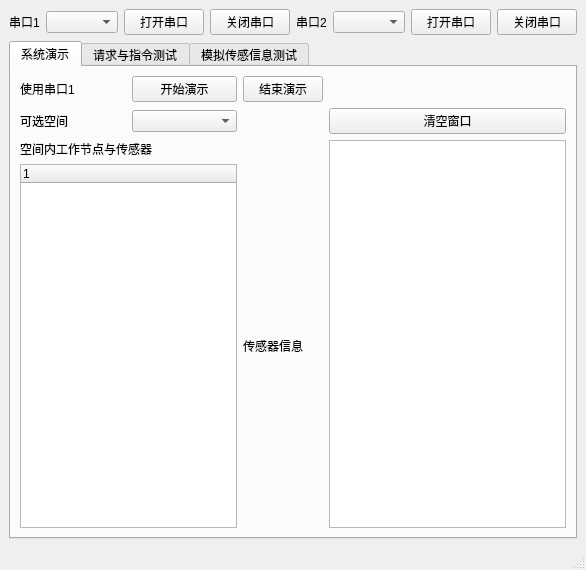
Above: untitled.ui from Goldensoap/HWSCS_GUI_TEST before the change. Below: the same form after it.
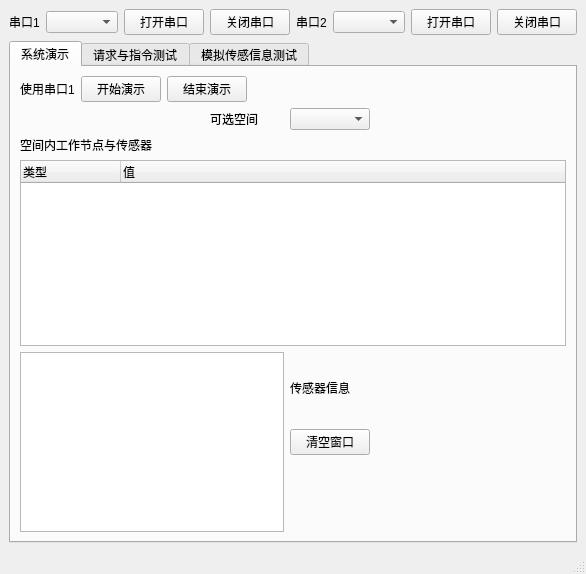
That is the form after the change.

Commit message: 修改UI，添加演示功能

What changed in the file:
```diff
--- a/untitled.ui
+++ b/untitled.ui
@@ -7,7 +7,7 @@
     <x>0</x>
     <y>0</y>
     <width>562</width>
-    <height>570</height>
+    <height>574</height>
    </rect>
   </property>
   <property name="windowTitle">
@@ -81,7 +81,54 @@
         <string>系统演示</string>
        </attribute>
        <layout class="QGridLayout" name="gridLayout_5">
-        <item row="0" column="2">
+        <item row="4" column="5">
+         <widget class="QLabel" name="label_23">
+          <property name="text">
+           <string>传感器信息</string>
+          </property>
+         </widget>
+        </item>
+        <item row="3" column="0" colspan="7">
+         <widget class="QTreeWidget" name="SpaceItemTree">
+          <property name="columnCount">
+           <number>2</number>
+          </property>
+          <column>
+           <property name="text">
+            <string>类型</string>
+           </property>
+          </column>
+          <column>
+           <property name="text">
+            <string>值</string>
+           </property>
+          </column>
+         </widget>
+        </item>
+        <item row="2" column="0" colspan="2">
+         <widget class="QLabel" name="label_22">
+          <property name="text">
+           <string>空间内工作节点与传感器</string>
+          </property>
+         </widget>
+        </item>
+        <item row="4" column="6">
+         <spacer name="horizontalSpacer_5">
+          <property name="orientation">
+           <enum>Qt::Horizontal</enum>
+          </property>
+          <property name="sizeHint" stdset="0">
+           <size>
+            <width>191</width>
+            <height>20</height>
+           </size>
+          </property>
+         </spacer>
+        </item>
+        <item row="4" column="0" rowspan="3" colspan="5">
+         <widget class="QTextBrowser" name="DemoDataBrowser"/>
+        </item>
+        <item row="0" column="2" colspan="2">
          <widget class="QPushButton" name="EndDemo">
           <property name="text">
            <string>结束演示</string>
@@ -95,33 +142,6 @@
           </property>
          </widget>
         </item>
-        <item row="3" column="0" colspan="2">
-         <widget class="QTreeWidget" name="SpaceItemTree"/>
-        </item>
-        <item row="1" column="1">
-         <widget class="QComboBox" name="SpaceBox"/>
-        </item>
-        <item row="2" column="0" colspan="2">
-         <widget class="QLabel" name="label_22">
-          <property name="text">
-           <string>空间内工作节点与传感器</string>
-          </property>
-         </widget>
-        </item>
-        <item row="1" column="0">
-         <widget class="QLabel" name="label_21">
-          <property name="text">
-           <string>可选空间</string>
-          </property>
-         </widget>
-        </item>
-        <item row="3" column="2">
-         <widget class="QLabel" name="label_23">
-          <property name="text">
-           <string>传感器信息</string>
-          </property>
-         </widget>
-        </item>
         <item row="0" column="1">
          <widget class="QPushButton" name="StartDemo">
           <property name="text">
@@ -129,16 +149,75 @@
           </property>
          </widget>
         </item>
-        <item row="2" column="3" rowspan="2">
-         <widget class="QTextBrowser" name="DemoDataBrowser"/>
+        <item row="0" column="4" colspan="3">
+         <spacer name="horizontalSpacer_2">
+          <property name="orientation">
+           <enum>Qt::Horizontal</enum>
+          </property>
+          <property name="sizeHint" stdset="0">
+           <size>
+            <width>295</width>
+            <height>20</height>
+           </size>
+          </property>
+         </spacer>
         </item>
-        <item row="1" column="3">
+        <item row="1" column="0" colspan="3">
+         <spacer name="horizontalSpacer_3">
+          <property name="orientation">
+           <enum>Qt::Horizontal</enum>
+          </property>
+          <property name="sizeHint" stdset="0">
+           <size>
+            <width>172</width>
+            <height>20</height>
+           </size>
+          </property>
+         </spacer>
+        </item>
+        <item row="1" column="5">
+         <widget class="QComboBox" name="SpaceBox"/>
+        </item>
+        <item row="1" column="3" colspan="2">
+         <widget class="QLabel" name="label_21">
+          <property name="text">
+           <string>可选空间</string>
+          </property>
+         </widget>
+        </item>
+        <item row="1" column="6">
+         <spacer name="horizontalSpacer_4">
+          <property name="orientation">
+           <enum>Qt::Horizontal</enum>
+          </property>
+          <property name="sizeHint" stdset="0">
+           <size>
+            <width>183</width>
+            <height>20</height>
+           </size>
+          </property>
+         </spacer>
+        </item>
+        <item row="5" column="5">
          <widget class="QPushButton" name="ClearDemoWindow">
           <property name="text">
            <string>清空窗口</string>
           </property>
          </widget>
         </item>
+        <item row="5" column="6">
+         <spacer name="horizontalSpacer_9">
+          <property name="orientation">
+           <enum>Qt::Horizontal</enum>
+          </property>
+          <property name="sizeHint" stdset="0">
+           <size>
+            <width>114</width>
+            <height>20</height>
+           </size>
+          </property>
+         </spacer>
+        </item>
        </layout>
       </widget>
       <widget class="QWidget" name="tab">
```
The commit also changes 2 other files.
